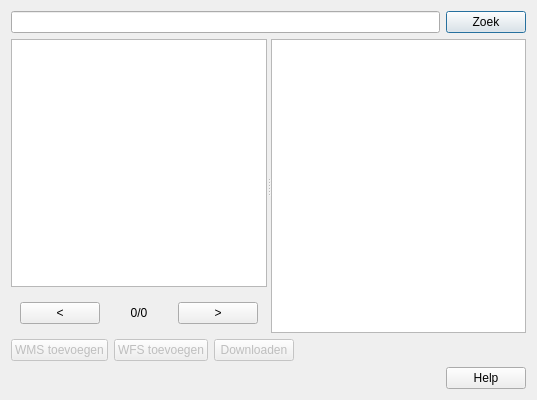
First picture: the form in ui_geopunt4QgisDataCatalog.ui, repository warrieka/geopunt4Qgis, before the edit.
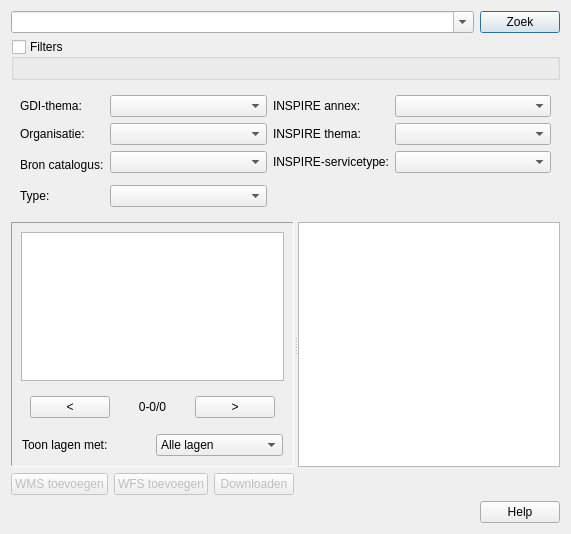
Second picture: the form after the edit. Icons and pictures are not drawn.

Commit message: filters for datacatalog finished

```diff
--- a/ui_geopunt4QgisDataCatalog.ui
+++ b/ui_geopunt4QgisDataCatalog.ui
@@ -6,8 +6,8 @@
    <rect>
     <x>0</x>
     <y>0</y>
-    <width>537</width>
-    <height>400</height>
+    <width>571</width>
+    <height>534</height>
    </rect>
   </property>
   <property name="minimumSize">
@@ -27,9 +27,15 @@
    <item>
     <layout class="QHBoxLayout" name="horizontalLayout">
      <item>
-      <widget class="QLineEdit" name="zoekTxt">
-       <property name="contextMenuPolicy">
-        <enum>Qt::DefaultContextMenu</enum>
+      <widget class="QComboBox" name="zoekTxt">
+       <property name="sizePolicy">
+        <sizepolicy hsizetype="Expanding" vsizetype="Fixed">
+         <horstretch>0</horstretch>
+         <verstretch>0</verstretch>
+        </sizepolicy>
+       </property>
+       <property name="editable">
+        <bool>true</bool>
        </property>
       </widget>
      </item>
@@ -58,10 +64,281 @@
      </item>
     </layout>
    </item>
+   <item>
+    <widget class="QGroupBox" name="filterBox">
+     <property name="title">
+      <string>Filters</string>
+     </property>
+     <property name="checkable">
+      <bool>true</bool>
+     </property>
+     <property name="checked">
+      <bool>false</bool>
+     </property>
+     <layout class="QVBoxLayout" name="verticalLayout_3"/>
+    </widget>
+   </item>
+   <item>
+    <widget class="QWidget" name="filterWgt" native="true">
+     <property name="sizePolicy">
+      <sizepolicy hsizetype="Preferred" vsizetype="Minimum">
+       <horstretch>0</horstretch>
+       <verstretch>0</verstretch>
+      </sizepolicy>
+     </property>
+     <layout class="QGridLayout" name="gridLayout">
+      <item row="6" column="0" rowspan="2">
+       <widget class="QLabel" name="bronLbl">
+        <property name="sizePolicy">
+         <sizepolicy hsizetype="Minimum" vsizetype="Minimum">
+          <horstretch>0</horstretch>
+          <verstretch>0</verstretch>
+         </sizepolicy>
+        </property>
+        <property name="text">
+         <string>Bron catalogus:</string>
+        </property>
+       </widget>
+      </item>
+      <item row="5" column="3">
+       <widget class="QComboBox" name="INSPIREthemaCbx">
+        <property name="sizePolicy">
+         <sizepolicy hsizetype="Expanding" vsizetype="Fixed">
+          <horstretch>0</horstretch>
+          <verstretch>0</verstretch>
+         </sizepolicy>
+        </property>
+        <property name="sizeIncrement">
+         <size>
+          <width>0</width>
+          <height>0</height>
+         </size>
+        </property>
+        <property name="sizeAdjustPolicy">
+         <enum>QComboBox::AdjustToContents</enum>
+        </property>
+        <property name="frame">
+         <bool>true</bool>
+        </property>
+       </widget>
+      </item>
+      <item row="4" column="1">
+       <widget class="QComboBox" name="GDIThemaCbx">
+        <property name="sizePolicy">
+         <sizepolicy hsizetype="Expanding" vsizetype="Fixed">
+          <horstretch>0</horstretch>
+          <verstretch>0</verstretch>
+         </sizepolicy>
+        </property>
+        <property name="sizeIncrement">
+         <size>
+          <width>0</width>
+          <height>0</height>
+         </size>
+        </property>
+        <property name="sizeAdjustPolicy">
+         <enum>QComboBox::AdjustToContents</enum>
+        </property>
+        <property name="frame">
+         <bool>true</bool>
+        </property>
+       </widget>
+      </item>
+      <item row="5" column="1">
+       <widget class="QComboBox" name="organisatiesCbx">
+        <property name="sizePolicy">
+         <sizepolicy hsizetype="Expanding" vsizetype="Fixed">
+          <horstretch>0</horstretch>
+          <verstretch>0</verstretch>
+         </sizepolicy>
+        </property>
+        <property name="sizeIncrement">
+         <size>
+          <width>0</width>
+          <height>0</height>
+         </size>
+        </property>
+        <property name="sizeAdjustPolicy">
+         <enum>QComboBox::AdjustToContents</enum>
+        </property>
+        <property name="frame">
+         <bool>true</bool>
+        </property>
+       </widget>
+      </item>
+      <item row="5" column="0">
+       <widget class="QLabel" name="organisatiesLbl">
+        <property name="sizePolicy">
+         <sizepolicy hsizetype="Minimum" vsizetype="Minimum">
+          <horstretch>0</horstretch>
+          <verstretch>0</verstretch>
+         </sizepolicy>
+        </property>
+        <property name="text">
+         <string>Organisatie:</string>
+        </property>
+       </widget>
+      </item>
+      <item row="4" column="0">
+       <widget class="QLabel" name="GDIthemalbl">
+        <property name="sizePolicy">
+         <sizepolicy hsizetype="Minimum" vsizetype="Minimum">
+          <horstretch>0</horstretch>
+          <verstretch>0</verstretch>
+         </sizepolicy>
+        </property>
+        <property name="text">
+         <string>GDI-thema: </string>
+        </property>
+       </widget>
+      </item>
+      <item row="6" column="1">
+       <widget class="QComboBox" name="bronCbx">
+        <property name="sizePolicy">
+         <sizepolicy hsizetype="Expanding" vsizetype="Fixed">
+          <horstretch>0</horstretch>
+          <verstretch>0</verstretch>
+         </sizepolicy>
+        </property>
+        <property name="sizeIncrement">
+         <size>
+          <width>0</width>
+          <height>0</height>
+         </size>
+        </property>
+        <property name="sizeAdjustPolicy">
+         <enum>QComboBox::AdjustToContents</enum>
+        </property>
+        <property name="frame">
+         <bool>true</bool>
+        </property>
+       </widget>
+      </item>
+      <item row="5" column="2">
+       <widget class="QLabel" name="INSPIREthemaLbl">
+        <property name="sizePolicy">
+         <sizepolicy hsizetype="Minimum" vsizetype="Minimum">
+          <horstretch>0</horstretch>
+          <verstretch>0</verstretch>
+         </sizepolicy>
+        </property>
+        <property name="text">
+         <string>INSPIRE thema:</string>
+        </property>
+       </widget>
+      </item>
+      <item row="4" column="2">
+       <widget class="QLabel" name="INSPIREannexLbl">
+        <property name="sizePolicy">
+         <sizepolicy hsizetype="Minimum" vsizetype="Minimum">
+          <horstretch>0</horstretch>
+          <verstretch>0</verstretch>
+         </sizepolicy>
+        </property>
+        <property name="text">
+         <string>INSPIRE annex:</string>
+        </property>
+       </widget>
+      </item>
+      <item row="4" column="3">
+       <widget class="QComboBox" name="INSPIREannexCbx">
+        <property name="sizePolicy">
+         <sizepolicy hsizetype="Expanding" vsizetype="Fixed">
+          <horstretch>0</horstretch>
+          <verstretch>0</verstretch>
+         </sizepolicy>
+        </property>
+        <property name="sizeIncrement">
+         <size>
+          <width>0</width>
+          <height>0</height>
+         </size>
+        </property>
+        <property name="sizeAdjustPolicy">
+         <enum>QComboBox::AdjustToContents</enum>
+        </property>
+        <property name="frame">
+         <bool>true</bool>
+        </property>
+       </widget>
+      </item>
+      <item row="6" column="2">
+       <widget class="QLabel" name="INSPIREserviceLbl">
+        <property name="sizePolicy">
+         <sizepolicy hsizetype="Minimum" vsizetype="Minimum">
+          <horstretch>0</horstretch>
+          <verstretch>0</verstretch>
+         </sizepolicy>
+        </property>
+        <property name="text">
+         <string>INSPIRE-servicetype:</string>
+        </property>
+       </widget>
+      </item>
+      <item row="6" column="3">
+       <widget class="QComboBox" name="INSPIREserviceCbx">
+        <property name="sizePolicy">
+         <sizepolicy hsizetype="Expanding" vsizetype="Fixed">
+          <horstretch>0</horstretch>
+          <verstretch>0</verstretch>
+         </sizepolicy>
+        </property>
+        <property name="sizeIncrement">
+         <size>
+          <width>0</width>
+          <height>0</height>
+         </size>
+        </property>
+        <property name="sizeAdjustPolicy">
+         <enum>QComboBox::AdjustToContents</enum>
+        </property>
+        <property name="frame">
+         <bool>true</bool>
+        </property>
+       </widget>
+      </item>
+      <item row="8" column="1">
+       <widget class="QComboBox" name="typeCbx">
+        <property name="sizePolicy">
+         <sizepolicy hsizetype="Expanding" vsizetype="Fixed">
+          <horstretch>0</horstretch>
+          <verstretch>0</verstretch>
+         </sizepolicy>
+        </property>
+        <property name="sizeIncrement">
+         <size>
+          <width>0</width>
+          <height>0</height>
+         </size>
+        </property>
+        <property name="sizeAdjustPolicy">
+         <enum>QComboBox::AdjustToContents</enum>
+        </property>
+        <property name="frame">
+         <bool>true</bool>
+        </property>
+       </widget>
+      </item>
+      <item row="8" column="0">
+       <widget class="QLabel" name="typeLbl">
+        <property name="sizePolicy">
+         <sizepolicy hsizetype="Minimum" vsizetype="Minimum">
+          <horstretch>0</horstretch>
+          <verstretch>0</verstretch>
+         </sizepolicy>
+        </property>
+        <property name="text">
+         <string>Type:</string>
+        </property>
+       </widget>
+      </item>
+     </layout>
+    </widget>
+   </item>
    <item>
     <widget class="QSplitter" name="splitter">
      <property name="sizePolicy">
-      <sizepolicy hsizetype="Expanding" vsizetype="MinimumExpanding">
+      <sizepolicy hsizetype="Expanding" vsizetype="Expanding">
        <horstretch>0</horstretch>
        <verstretch>0</verstretch>
       </sizepolicy>
@@ -72,7 +349,7 @@
      <property name="childrenCollapsible">
       <bool>false</bool>
      </property>
-     <widget class="QWidget" name="widget" native="true">
+     <widget class="QFrame" name="resultWgt">
       <property name="minimumSize">
        <size>
         <width>120</width>
@@ -85,6 +362,12 @@
         <height>0</height>
        </size>
       </property>
+      <property name="frameShape">
+       <enum>QFrame::Panel</enum>
+      </property>
+      <property name="frameShadow">
+       <enum>QFrame::Sunken</enum>
+      </property>
       <layout class="QVBoxLayout" name="verticalLayout_2">
        <item>
         <widget class="QListView" name="resultView">
@@ -130,7 +413,7 @@
              </sizepolicy>
             </property>
             <property name="text">
-             <string>0/0</string>
+             <string>0-0/0</string>
             </property>
             <property name="alignment">
              <set>Qt::AlignCenter</set>
@@ -147,9 +430,61 @@
          </layout>
         </widget>
        </item>
+       <item>
+        <widget class="QFrame" name="modelFilter">
+         <property name="frameShape">
+          <enum>QFrame::NoFrame</enum>
+         </property>
+         <property name="frameShadow">
+          <enum>QFrame::Sunken</enum>
+         </property>
+         <layout class="QHBoxLayout" name="horizontalLayout_6">
+          <property name="margin">
+           <number>1</number>
+          </property>
+          <item>
+           <widget class="QLabel" name="label">
+            <property name="text">
+             <string>Toon lagen met:</string>
+            </property>
+           </widget>
+          </item>
+          <item>
+           <widget class="QComboBox" name="modelFilterCbx">
+            <item>
+             <property name="text">
+              <string>Alle lagen</string>
+             </property>
+            </item>
+            <item>
+             <property name="text">
+              <string>WMS</string>
+             </property>
+            </item>
+            <item>
+             <property name="text">
+              <string>WFS</string>
+             </property>
+            </item>
+            <item>
+             <property name="text">
+              <string>Download</string>
+             </property>
+            </item>
+           </widget>
+          </item>
+         </layout>
+        </widget>
+       </item>
       </layout>
      </widget>
      <widget class="QTextBrowser" name="descriptionText">
+      <property name="frameShape">
+       <enum>QFrame::StyledPanel</enum>
+      </property>
+      <property name="frameShadow">
+       <enum>QFrame::Sunken</enum>
+      </property>
       <property name="openExternalLinks">
        <bool>true</bool>
       </property>
```
Left out of the diff: 24 changed lines with no effect on the pictures. The commit also changes 7 other files.
